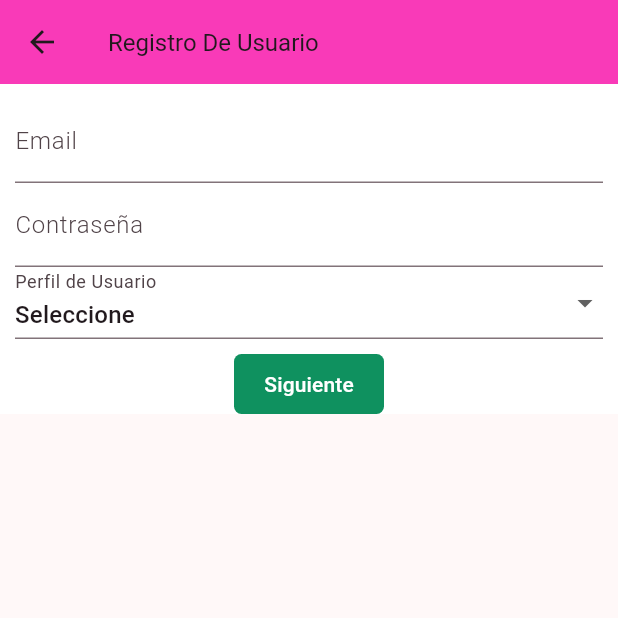
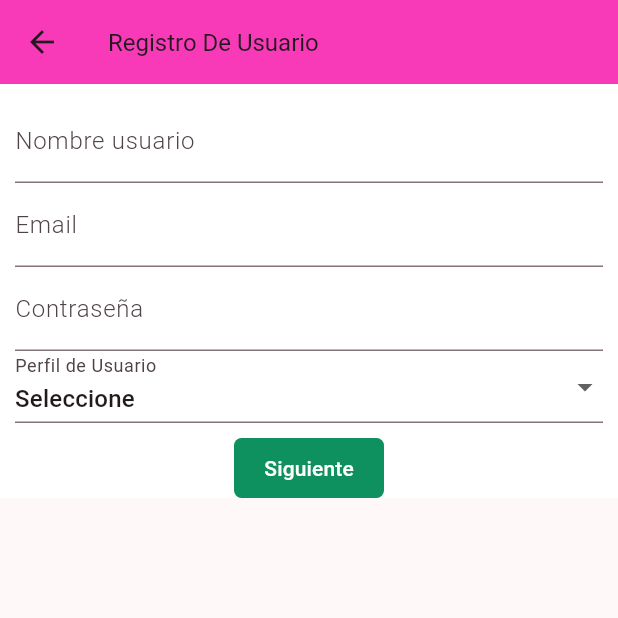
Before and after one commit to comodoroCampos/baby_safe, a Flutter app: the RegistrarUsuario screen opened by its route, after a tap on "Siguiente", on a phone screen of 412 x 824 dp, the top half of it. Run offline on Flutter 3.47's test engine with Material 2 defaults, Android fonts, the light colour scheme and no system bars; our stand-ins replace bloc, date_field, equatable, flutter_bloc, flutter_secure_storage; accounts and stored records are empty.

Commit message:
weas usuario

```diff
--- /dev/null
+++ b/lib/bloc/usuario/usuario_bloc.dart
@@ -0,0 +1,15 @@
+import 'package:bloc/bloc.dart';
+import 'package:flutter/material.dart';
+
+import '../../models/usuario.dart';
+
+part 'usuario_event.dart';
+part 'usuario_state.dart';
+
+class UsuarioBloc extends Bloc<UsuarioEvent, UsuarioState> {
+  UsuarioBloc() : super(const UsuarioInitial()) {
+    on<IniciaUsuario>((event, emit) {
+      emit(SetUsuario(event.usuario));
+    });
+  }
+}
--- /dev/null
+++ b/lib/bloc/usuario/usuario_event.dart
@@ -0,0 +1,9 @@
+part of 'usuario_bloc.dart';
+
+@immutable
+abstract class UsuarioEvent {}
+
+class IniciaUsuario extends UsuarioEvent {
+  final Usuario? usuario;
+  IniciaUsuario(this.usuario);
+}
--- /dev/null
+++ b/lib/bloc/usuario/usuario_state.dart
@@ -0,0 +1,16 @@
+part of 'usuario_bloc.dart';
+
+@immutable
+abstract class UsuarioState {
+  final Usuario? usuario;
+  const UsuarioState(this.usuario);
+}
+
+class UsuarioInitial extends UsuarioState {
+  const UsuarioInitial() : super(null);
+}
+
+class SetUsuario extends UsuarioState {
+  final Usuario? newUsuario;
+  const SetUsuario(this.newUsuario) : super(newUsuario);
+}
--- a/lib/main.dart
+++ b/lib/main.dart
@@ -4,6 +4,7 @@ import 'package:flutter/material.dart';
 import 'package:flutter_bloc/flutter_bloc.dart';
 
 import 'app_routes.dart';
+import 'bloc/usuario/usuario_bloc.dart';
 import 'config/theme/app_theme.dart';
 
 Future<void> main() async {
@@ -24,6 +25,9 @@ class MyApp extends StatelessWidget {
         BlocProvider(
           create: (context) => NinerasBloc(),
         ),
+        BlocProvider(
+          create: (context) => UsuarioBloc(),
+        ),
       ],
       child: MaterialApp(
         title: 'Baby Safe',
--- /dev/null
+++ b/lib/models/permiso.dart
@@ -0,0 +1,28 @@
+class Permiso {
+  int? usuario;
+  String? permiso;
+
+  Permiso({
+    this.usuario,
+    this.permiso,
+  });
+
+  Permiso copyWith({
+    int? usuario,
+    String? permiso,
+  }) =>
+      Permiso(
+        usuario: usuario ?? this.usuario,
+        permiso: permiso ?? this.permiso,
+      );
+
+  factory Permiso.fromJson(Map<String, dynamic> json) => Permiso(
+        usuario: json["usuario"],
+        permiso: json["permiso"],
+      );
+
+  Map<String, dynamic> toJson() => {
+        "usuario": usuario,
+        "permiso": permiso,
+      };
+}
--- /dev/null
+++ b/lib/models/usuario.dart
@@ -0,0 +1,71 @@
+import 'ninera.dart';
+import 'permiso.dart';
+import 'tutor.dart';
+
+class Usuario {
+  int? id;
+  String? usuario;
+  String? correo;
+  String? pass;
+  String? perfil;
+  List<Permiso>? permisos;
+  Ninera? ninera;
+  Tutor? tutor;
+  Usuario(
+      {this.id,
+      this.usuario,
+      this.correo,
+      this.pass,
+      this.perfil,
+      this.permisos,
+      this.ninera,
+      this.tutor});
+
+  Usuario copyWith({
+    int? id,
+    String? usuario,
+    String? correo,
+    String? pass,
+    String? perfil,
+    List<Permiso>? permisos,
+    Ninera? ninera,
+    Tutor? tutor,
+  }) =>
+      Usuario(
+        id: id ?? this.id,
+        usuario: usuario ?? this.usuario,
+        correo: correo ?? this.correo,
+        pass: pass ?? this.pass,
+        perfil: perfil ?? this.perfil,
+        permisos: permisos ?? this.permisos,
+        ninera: ninera ?? this.ninera,
+        tutor: tutor ?? this.tutor,
+      );
+
+  factory Usuario.fromJson(Map<String, dynamic> json) => Usuario(
+        id: json["id"],
+        usuario: json["usuario"],
+        correo: json["correo"],
+        pass: json["pass"],
+        perfil: json["perfil"],
+        permisos: json["permisos"] == null
+            ? []
+            : List<Permiso>.from(
+                json["permisos"]!.map((x) => Permiso.fromJson(x))),
+        ninera: json["ninera"] == null ? null : Ninera.fromJson(json["ninera"]),
+        tutor: json["tutor"] == null ? null : Tutor.fromJson(json["tutor"]),
+      );
+
+  Map<String, dynamic> toJson() => {
+        "id": id,
+        "usuario": usuario,
+        "correo": correo,
+        "pass": pass,
+        "perfil": perfil,
+        "permisos": permisos == null
+            ? []
+            : List<dynamic>.from(permisos!.map((x) => x.toJson())),
+        "ninera": ninera?.toMap(),
+        "tutor": tutor?.toMap(),
+      };
+}
--- a/lib/pages/registrar/pages/registrar.dart
+++ b/lib/pages/registrar/pages/registrar.dart
@@ -1,6 +1,9 @@
+import 'package:baby_safe/bloc/usuario/usuario_bloc.dart';
+import 'package:baby_safe/models/usuario.dart';
 import 'package:flutter/material.dart';
 import 'package:flutter/src/widgets/framework.dart';
 import 'package:flutter/src/widgets/placeholder.dart';
+import 'package:flutter_bloc/flutter_bloc.dart';
 
 import '../../nineras/input/input_string_ninera.dart';
 import '../../nineras/input/select_item_ninera.dart';
@@ -11,6 +14,7 @@ class RegistrarUsuario extends StatelessWidget {
   final TextEditingController _typeAheadController = TextEditingController();
   final Map<String, Object> formRegistroUsuario = {
     'mail': '',
+    'usuario': '',
     'pass': '',
     'perfil': ''
   };
@@ -18,6 +22,7 @@ class RegistrarUsuario extends StatelessWidget {
 
   @override
   Widget build(BuildContext context) {
+    final usuarioBloc = BlocProvider.of<UsuarioBloc>(context, listen: false);
     return SafeArea(
       child: Scaffold(
           appBar: AppBar(
@@ -41,6 +46,18 @@ class RegistrarUsuario extends StatelessWidget {
                           alignment: WrapAlignment.start,
                           spacing: 10,
                           children: [
+                            InputStringNinera(
+                                lineas: 1,
+                                width: double.infinity,
+                                obscureText: false,
+                                requerido: true,
+                                formProperty: 'usuario',
+                                suffixIcon: Icons.search_outlined,
+                                labelText: 'Nombre usuario',
+                                msjValidacion: 'Ingrese nombre usuario',
+                                soloLectura: false,
+                                valorInicial: '',
+                                formValues: formRegistroUsuario),
                             InputStringNinera(
                                 lineas: 1,
                                 width: double.infinity,
@@ -103,7 +120,15 @@ class RegistrarUsuario extends StatelessWidget {
                           ),
                           onPressed: () async {
                             FocusScope.of(context).requestFocus(FocusNode());
-
+                            usuarioBloc.add(IniciaUsuario(Usuario(
+                                correo:
+                                    formRegistroUsuario['nombre'].toString(),
+                                perfil:
+                                    formRegistroUsuario['perfil'].toString(),
+                                pass: formRegistroUsuario['pass'].toString(),
+                                usuario:
+                                    formRegistroUsuario['usuario'].toString(),
+                                permisos: [])));
                             if (variable == 'Tutor') {
                               Navigator.pushNamed(context, 'registro_tutor');
                             } else if (variable == 'Niñera') {
```
